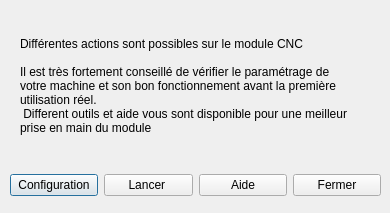
First picture: the form in src/DialogCNC.ui, repository polybox3d/polybox, before the edit.
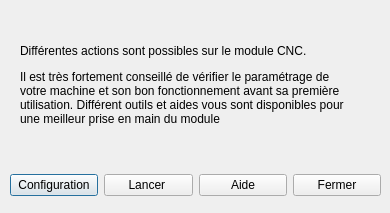
Second picture: the form after the edit. Icons and pictures are not drawn.

The edit to the form file:
```diff
--- a/src/DialogCNC.ui
+++ b/src/DialogCNC.ui
@@ -26,10 +26,7 @@
     </rect>
    </property>
    <property name="text">
-    <string>Différentes actions sont possibles sur le module CNC
-
-Il est très fortement conseillé de vérifier le paramétrage de votre machine et son bon fonctionnement avant la première utilisation réel.
- Different outils et aide vous sont disponible pour une meilleur prise en main du module</string>
+    <string>&lt;html&gt;&lt;head/&gt;&lt;body&gt;&lt;p&gt;Différentes actions sont possibles sur le module CNC.&lt;/p&gt;&lt;p&gt;Il est très fortement conseillé de vérifier le paramétrage de votre machine et son bon fonctionnement avant sa première utilisation. Différent outils et aides vous sont disponibles pour une meilleur prise en main du module&lt;/p&gt;&lt;/body&gt;&lt;/html&gt;</string>
    </property>
    <property name="textFormat">
     <enum>Qt::AutoText</enum>
@@ -38,7 +35,7 @@
     <bool>true</bool>
    </property>
   </widget>
-  <widget class="QWidget" name="">
+  <widget class="QWidget" name="layoutWidget">
    <property name="geometry">
     <rect>
      <x>10</x>
```
Left out of the diff: 4 changed lines with no effect on the pictures.
